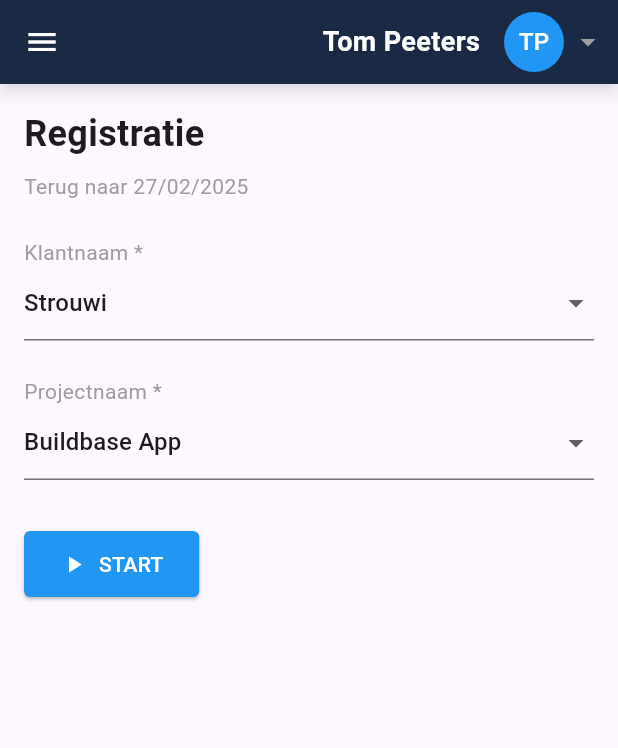
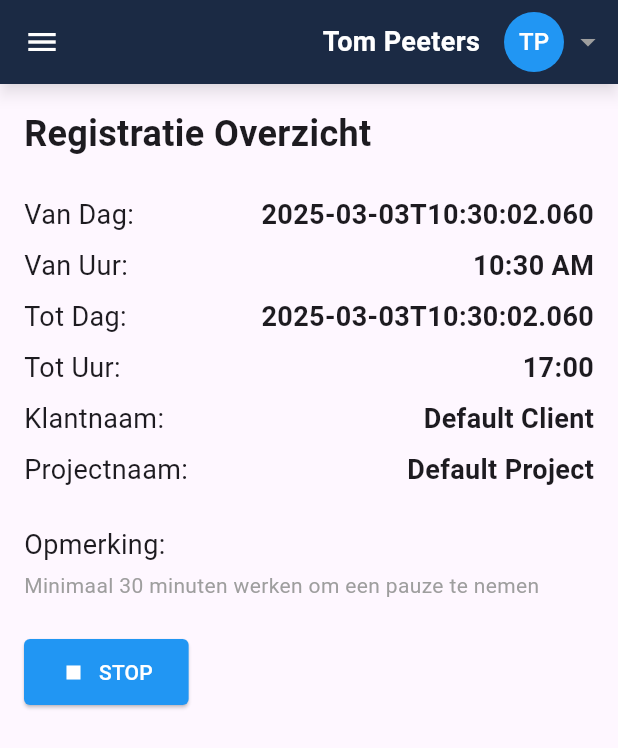
Before and after one commit to Strouwi-BV/buildbase_app_flutter, a Flutter app: the ClockInScreen screen opened by its route, after a tap on "START", on a phone screen of 412 x 824 dp. Shown: the top 748 px of the screen. Run offline on Flutter 3.47's test engine with Material 3 defaults, Android fonts, the phone set to English and light mode, and no system bars; our stand-ins replace go_router; network calls fail.

Commit message:
Added registration overview

```diff
--- a/lib/main.dart
+++ b/lib/main.dart
@@ -6,6 +6,7 @@ import '/screens/profile_screen.dart';
 import '/screens/home_screen.dart';
 import 'package:buildbase_app_flutter/screens/change_image_screen.dart';
 import 'package:buildbase_app_flutter/screens/header_bar_screen.dart';
+import 'package:buildbase_app_flutter/screens/registration_overview_screen.dart'; // Importeer hier je nieuwe scherm
 
 void main() async {
   WidgetsFlutterBinding.ensureInitialized();
@@ -51,5 +52,19 @@ final GoRouter _router = GoRouter(
         return const ChangeImageScreen();
       },
     ),
+    GoRoute(
+      path: '/registration-overview', // Voeg de nieuwe route hier toe
+      builder: (context, state) {
+        final String? startTime = state.extra as String?;
+        return RegistrationOverviewScreen(
+          startTime: startTime ?? '',
+          startDate: DateTime.now().toIso8601String(),
+          endDate: DateTime.now().toIso8601String(),
+          endTime: '17:00',
+          clientName: 'Default Client',
+          projectName: 'Default Project',
+        ); // Zet de starttijd door naar je nieuwe scherm
+      },
+    ),
   ],
 );
--- a/lib/screens/clock_in_screen.dart
+++ b/lib/screens/clock_in_screen.dart
@@ -1,12 +1,33 @@
 import 'package:flutter/material.dart';
-import 'package:buildbase_app_flutter/screens/header_bar_screen.dart';
-import 'package:buildbase_app_flutter/screens/nav_widget_screen.dart';
+import 'package:go_router/go_router.dart';
+import 'header_bar_screen.dart';
 
-class ClockInScreen extends StatelessWidget {
+class ClockInScreen extends StatefulWidget {
   const ClockInScreen({Key? key}) : super(key: key);
 
   @override
+  _ClockInScreenState createState() => _ClockInScreenState();
+}
+
+class _ClockInScreenState extends State<ClockInScreen> {
+  late String _startTime;
+
+  void _startClockIn() {
+    setState(() {
+      _startTime = TimeOfDay.now().format(context);
+    });
+
+    context.go(
+      '/registration-overview',
+      extra: _startTime,
+    );
+  }
+
+  @override
   Widget build(BuildContext context) {
+    // Initialiseer _startTime hier in plaats van in initState
+    _startTime = TimeOfDay.now().format(context);
+
     return Scaffold(
       appBar: const HeaderBar(userName: 'Tom Peeters'),
       drawer: Drawer(
@@ -81,7 +102,7 @@ class ClockInScreen extends StatelessWidget {
             ),
             const SizedBox(height: 32),
             ElevatedButton(
-              onPressed: () {},
+              onPressed: _startClockIn,
               style: ElevatedButton.styleFrom(
                 backgroundColor: Colors.blue,
                 padding: const EdgeInsets.symmetric(horizontal: 24, vertical: 12),
@@ -103,4 +124,57 @@ class ClockInScreen extends StatelessWidget {
       ),
     );
   }
+
+  Widget buildHeader(BuildContext context) {
+    return Container(
+      color: const Color(0xff13263B),
+      padding: EdgeInsets.only(
+        top: 12 + MediaQuery.of(context).padding.top,
+        bottom: 12,
+      ),
+      child: Image.network(
+        'https://encrypted-tbn0.gstatic.com/images?q=tbn:ANd9GcSE9nfuUHODaRVxxYt52rm2NbDDOrCd-3_Z3w&s',
+        height: 100,
+      ),
+    );
+  }
+
+  Widget buildMenuItems(BuildContext context) {
+    return Column(
+      children: [
+        ListTile(
+          leading: const Icon(Icons.home),
+          title: const Text('Home'),
+          onTap: () {
+            Navigator.pop(context);
+            context.go('/');
+          },
+        ),
+        ListTile(
+          leading: const Icon(Icons.calendar_today_sharp),
+          title: const Text('Calendar'),
+          onTap: () {
+            Navigator.pop(context);
+            context.go('/calendar', extra: "Meeting at 11:30 AM");
+          },
+        ),
+        ListTile(
+          leading: const Icon(Icons.access_time_outlined),
+          title: const Text('Clock In'),
+          onTap: () {
+            Navigator.pop(context);
+            context.go('/clock-in', extra: 12345);
+          },
+        ),
+        ListTile(
+          leading: const Icon(Icons.account_circle),
+          title: const Text('Profile'),
+          onTap: () {
+            Navigator.pop(context);
+            context.go('/profile/1');
+          },
+        ),
+      ],
+    );
+  }
 }
--- /dev/null
+++ b/lib/screens/registration_overview_screen.dart
@@ -0,0 +1,155 @@
+import 'package:flutter/material.dart';
+import 'package:buildbase_app_flutter/screens/header_bar_screen.dart';
+
+class RegistrationOverviewScreen extends StatelessWidget {
+  final String startDate;
+  final String startTime;
+  final String endDate;
+  final String endTime;
+  final String clientName;
+  final String projectName;
+
+  const RegistrationOverviewScreen({
+    Key? key,
+    required this.startDate,
+    required this.startTime,
+    required this.endDate,
+    required this.endTime,
+    required this.clientName,
+    required this.projectName,
+  }) : super(key: key);
+
+  @override
+  Widget build(BuildContext context) {
+    return Scaffold(
+      appBar: const HeaderBar(userName: 'Tom Peeters'), // Gebruik je bestaande HeaderBar
+      body: Padding(
+        padding: const EdgeInsets.all(16.0),
+        child: Column(
+          crossAxisAlignment: CrossAxisAlignment.start,
+          children: [
+            const Text(
+              'Registratie Overzicht',
+              style: TextStyle(fontSize: 24, fontWeight: FontWeight.bold),
+            ),
+            const SizedBox(height: 24),
+            Row(
+              mainAxisAlignment: MainAxisAlignment.spaceBetween,
+              children: [
+                const Text(
+                  'Van Dag:',
+                  style: TextStyle(fontSize: 18),
+                ),
+                Text(
+                  startDate,
+                  style: const TextStyle(fontSize: 18, fontWeight: FontWeight.bold),
+                ),
+              ],
+            ),
+            const SizedBox(height: 8),
+            Row(
+              mainAxisAlignment: MainAxisAlignment.spaceBetween,
+              children: [
+                const Text(
+                  'Van Uur:',
+                  style: TextStyle(fontSize: 18),
+                ),
+                Text(
+                  startTime,
+                  style: const TextStyle(fontSize: 18, fontWeight: FontWeight.bold),
+                ),
+              ],
+            ),
+            const SizedBox(height: 8),
+            Row(
+              mainAxisAlignment: MainAxisAlignment.spaceBetween,
+              children: [
+                const Text(
+                  'Tot Dag:',
+                  style: TextStyle(fontSize: 18),
+                ),
+                Text(
+                  endDate,
+                  style: const TextStyle(fontSize: 18, fontWeight: FontWeight.bold),
+                ),
+              ],
+            ),
+            const SizedBox(height: 8),
+            Row(
+              mainAxisAlignment: MainAxisAlignment.spaceBetween,
+              children: [
+                const Text(
+                  'Tot Uur:',
+                  style: TextStyle(fontSize: 18),
+                ),
+                Text(
+                  endTime,
+                  style: const TextStyle(fontSize: 18, fontWeight: FontWeight.bold),
+                ),
+              ],
+            ),
+            const SizedBox(height: 8),
+            Row(
+              mainAxisAlignment: MainAxisAlignment.spaceBetween,
+              children: [
+                const Text(
+                  'Klantnaam:',
+                  style: TextStyle(fontSize: 18),
+                ),
+                Text(
+                  clientName,
+                  style: const TextStyle(fontSize: 18, fontWeight: FontWeight.bold),
+                ),
+              ],
+            ),
+            const SizedBox(height: 8),
+            Row(
+              mainAxisAlignment: MainAxisAlignment.spaceBetween,
+              children: [
+                const Text(
+                  'Projectnaam:',
+                  style: TextStyle(fontSize: 18),
+                ),
+                Text(
+                  projectName,
+                  style: const TextStyle(fontSize: 18, fontWeight: FontWeight.bold),
+                ),
+              ],
+            ),
+            const SizedBox(height: 24),
+            const Text(
+              'Opmerking:',
+              style: TextStyle(fontSize: 18),
+            ),
+            const SizedBox(height: 4),
+            const Text(
+              'Minimaal 30 minuten werken om een pauze te nemen',
+              style: TextStyle(color: Colors.grey),
+            ),
+            const SizedBox(height: 24),
+            ElevatedButton(
+              onPressed: () {
+                Navigator.of(context).pop();
+              },
+              style: ElevatedButton.styleFrom(
+                backgroundColor: Colors.blue,
+                padding: const EdgeInsets.symmetric(horizontal: 24, vertical: 12),
+                shape: RoundedRectangleBorder(
+                  borderRadius: BorderRadius.circular(4),
+                ),
+              ),
+              child: Row(
+                mainAxisSize: MainAxisSize.min,
+                children: const [
+                  Icon(Icons.stop, color: Colors.white),
+                  SizedBox(width: 8),
+                  Text('STOP', style: TextStyle(color: Colors.white)),
+                ],
+              ),
+            ),
+          ],
+        ),
+      ),
+    );
+  }
+}
```
